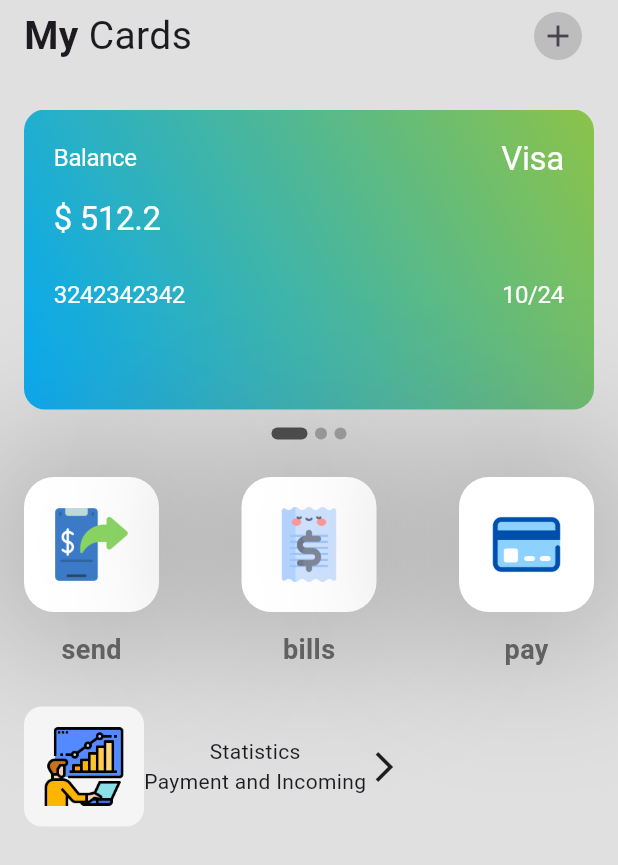
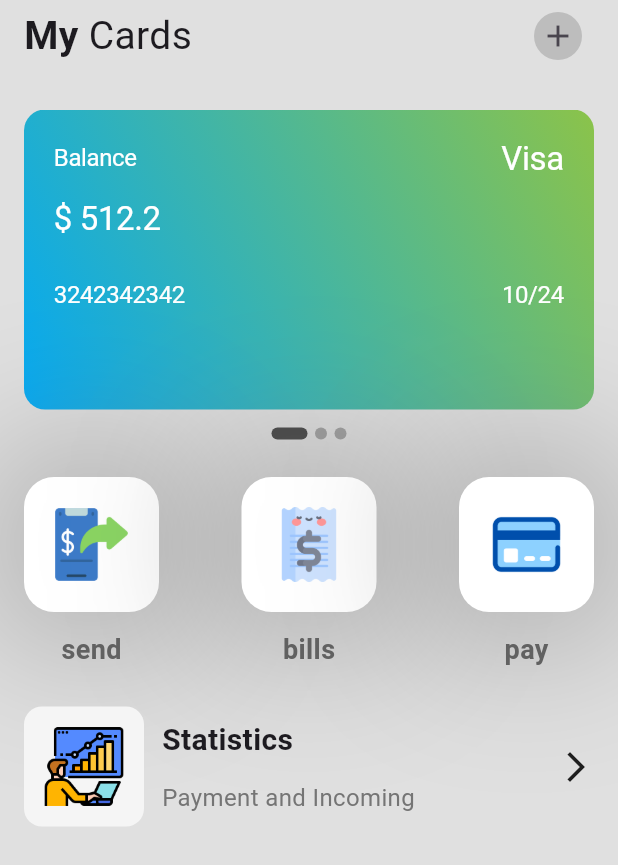
Before and after one commit to songhee24/wallet-app-ui, a Flutter app: the screen it shows after launch, on a phone screen of 412 x 824 dp. Shown: the top 865 px of the screen. Run offline on Flutter 3.47's test engine with Material 2 defaults, Android fonts, the phone set to English and light mode, and no system bars; drawn by our look-alikes of smooth_page_indicator.

Commit message:
menus styling #3

```diff
--- a/lib/src/screens/home_screen.dart
+++ b/lib/src/screens/home_screen.dart
@@ -151,7 +151,10 @@ class _HomeScreenState extends State<HomeScreen> {
               child: Column(
                 children: <Widget>[
                   Row(
+                    mainAxisAlignment: MainAxisAlignment.spaceBetween,
                     children: [
+                      Row(
+                        children: <Widget>[
                           Container(
                             height: 80,
                             padding: const EdgeInsets.all(12),
@@ -164,10 +167,31 @@ class _HomeScreenState extends State<HomeScreen> {
                               fit: BoxFit.cover,
                             ),
                           ),
+                          const SizedBox(
+                            width: 12,
+                          ),
                           Column(
-                        children: const <Widget>[
-                          Text('Statistics'),
-                          Text('Payment and Incoming'),
+                            crossAxisAlignment: CrossAxisAlignment.start,
+                            children: <Widget>[
+                              const Text(
+                                'Statistics',
+                                style: TextStyle(
+                                  fontWeight: FontWeight.bold,
+                                  fontSize: 20,
+                                ),
+                              ),
+                              const SizedBox(
+                                height: 12,
+                              ),
+                              Text(
+                                'Payment and Incoming',
+                                style: TextStyle(
+                                  fontSize: 16,
+                                  color: Colors.grey[600]!,
+                                ),
+                              ),
+                            ],
+                          ),
                         ],
                       ),
                       const Icon(Icons.arrow_forward_ios),
```
Lines whose indentation alone changed are shown as unchanged.
